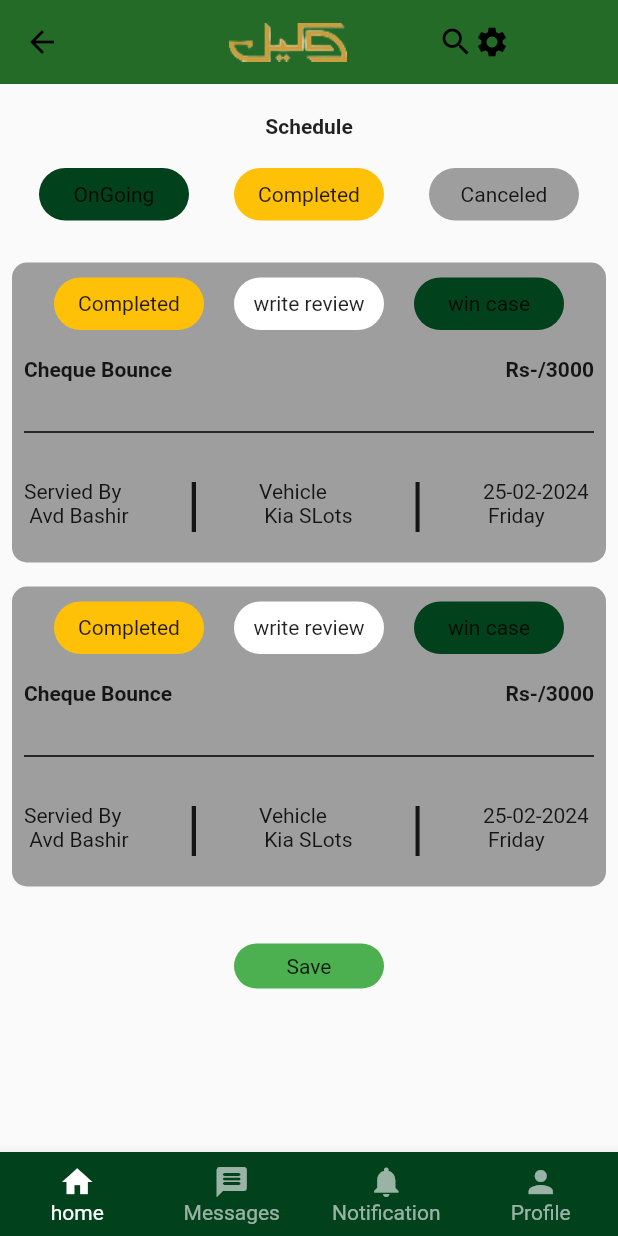
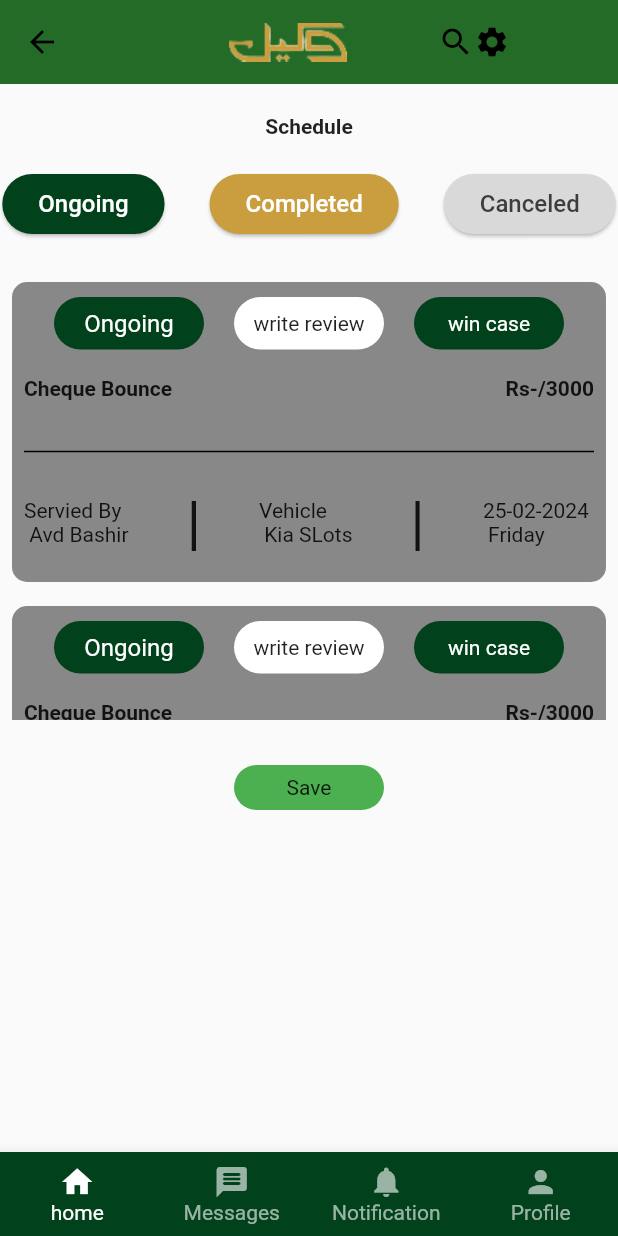
Before and after one commit to Esha-15-17/wakeel_app, a Flutter app: the ScheduleScreen screen opened directly, on a phone screen of 412 x 824 dp. Run offline on Flutter 3.47's test engine with Material 2 defaults, Android fonts, the light colour scheme and no system bars; our stand-ins replace carousel_slider, csc_picker, flutter_rating_bar, flutter_secure_storage, group_radio_button, image_picker and 2 more; missing offline and left inert: animated_radio_buttons, molten_navigationbar_flutter; accounts and stored records are empty.

Commit message:
schedule list

```diff
--- /dev/null
+++ b/lib/ScheduleListScreen.dart
@@ -0,0 +1,160 @@
+import 'package:flutter/material.dart';
+
+class ScheduleListScreen extends StatelessWidget {
+  final int type;
+
+  // Constructor with parameters to initialize the data
+  ScheduleListScreen({required this.type});
+
+  final List<Map<String, String>> list = [
+    {'data': 'data', 'status': 'Completed'},
+    {'data': 'data', 'status': 'Ongoing'},
+    {'data': 'data', 'status': 'Ongoing'},
+    {'data': 'data', 'status': 'Canceled'},
+    {'data': 'data', 'status': 'Canceled'},
+  ];
+
+  // This widget is the root of your application.
+  @override
+  Widget build(BuildContext context) {
+    String desiredStatus = ((type == 1)
+        ? "Ongoing"
+        : type == 2
+            ? "Completed"
+            : "Canceled");
+    var color = ((type == 1)
+        ? 0xFF01411C
+        : type == 2
+            ? 0xFFCA9D3E
+            : 0xFF3D3D3D);
+    int textColor = type == 1
+        ? 0xFFFFFFFF
+        : type == 2
+            ? 0xFFFFFFFF
+            : 0xFF3D3D3D;
+    List<Map<String, String>> filteredList =
+        list.where((item) => item['status'] == desiredStatus).toList();
+
+    return SafeArea(
+        child: Scaffold(
+      body: ListView.builder(
+        itemCount: filteredList.length,
+        itemBuilder: (context, index) {
+          final item = filteredList[index];
+          return Padding(
+            padding: const EdgeInsets.all(8.0),
+            child: Container(
+              height: 200,
+              width: double.infinity,
+              decoration: BoxDecoration(
+                color: const Color(0XFF888888),
+                borderRadius: BorderRadius.circular(10),
+              ),
+              child: Column(
+                children: [
+                  const SizedBox(
+                    height: 10,
+                  ),
+                  Row(
+                    mainAxisAlignment: MainAxisAlignment.center,
+                    children: [
+                      Container(
+                        height: 35,
+                        width: 100,
+                        decoration: BoxDecoration(
+                          color: Color(color),
+                          borderRadius: BorderRadius.circular(20),
+                        ),
+                        child: Center(
+                            child: Text(
+                          item['status'] ?? "",
+                          style: const TextStyle(
+                            color: Color(0XFFFFFFFF),
+                            // Set the text color to #3D3D3D
+                            fontSize: 16, // Set the font size
+                          ),
+                        )),
+                      ),
+                      SizedBox(
+                        width: 20,
+                      ),
+                      Container(
+                        height: 35,
+                        width: 100,
+                        decoration: BoxDecoration(
+                          color: Colors.white,
+                          borderRadius: BorderRadius.circular(20),
+                        ),
+                        child: const Center(child: Text('write review')),
+                      ),
+                      const SizedBox(
+                        width: 20,
+                      ),
+                      Container(
+                        height: 35,
+                        width: 100,
+                        decoration: BoxDecoration(
+                          color: const Color(0xff01411C),
+                          borderRadius: BorderRadius.circular(20),
+                        ),
+                        child: const Center(
+                            child: Text(
+                          'win case',
+                          style: TextStyle(color: Color(0xFFFFFFFF)),
+                        )),
+                      )
+                    ],
+                  ),
+                  SizedBox(
+                    height: 10,
+                  ),
+                  Padding(
+                    padding: const EdgeInsets.all(8.0),
+                    child: Row(
+                      mainAxisAlignment: MainAxisAlignment.spaceBetween,
+                      children: [
+                        Text('Cheque Bounce',
+                            style: TextStyle(fontWeight: FontWeight.bold)),
+                        Text('Rs-/3000',
+                            style: TextStyle(fontWeight: FontWeight.bold)),
+                      ],
+                    ),
+                  ),
+                  SizedBox(
+                    height: 10,
+                  ),
+                  Padding(
+                    padding: const EdgeInsets.all(8.0),
+                    child: Divider(
+                      thickness: 1,
+                      color: Colors.black,
+                    ),
+                  ),
+                  Padding(
+                    padding: const EdgeInsets.all(8.0),
+                    child: Row(
+                      mainAxisAlignment: MainAxisAlignment.spaceBetween,
+                      children: [
+                        Text('Servied By \n Avd Bashir'),
+                        Text(
+                          '|',
+                          style: TextStyle(fontSize: 40),
+                        ),
+                        Text('Vehicle \n Kia SLots'),
+                        Text(
+                          '|',
+                          style: TextStyle(fontSize: 40),
+                        ),
+                        Text('25-02-2024 \n Friday')
+                      ],
+                    ),
+                  ),
+                ],
+              ),
+            ),
+          );
+        },
+      ),
+    ));
+  }
+}
--- a/lib/schedule.dart
+++ b/lib/schedule.dart
@@ -1,9 +1,24 @@
 import 'package:flutter/material.dart';
+import 'package:wakeel_app/ScheduleListScreen.dart';
 import 'package:wakeel_app/schedule.dart';
 import 'legal_sevices.dart';
 import 'schedule.dart';
-class ScheduleScreen extends StatelessWidget {
+
+class ScheduleScreen extends StatefulWidget {
   const ScheduleScreen({super.key});
+
+  @override
+  ScheduleScreenState createState() => ScheduleScreenState();
+}
+
+class ScheduleScreenState extends State<ScheduleScreen> {
+  int type = 1;
+
+  void setType(int mType) {
+    setState(() {
+      type = mType;
+    });
+  }
 
   @override
   Widget build(BuildContext context) {
@@ -33,251 +48,94 @@ class ScheduleScreen extends StatelessWidget {
       ),
       body: SingleChildScrollView(
         child: Column(
+          mainAxisAlignment: MainAxisAlignment.start,
           children: [
-            SizedBox(
+            const SizedBox(
               height: 20,
             ),
-          Text('Schedule',style:TextStyle(fontWeight: FontWeight.bold)),
-            SizedBox(
+            const Text('Schedule', style: TextStyle(fontWeight: FontWeight.bold)),
+            const SizedBox(
               height: 20,
             ),
             Row(
               mainAxisAlignment: MainAxisAlignment.center,
               children: [
-                Container(
-                  height: 35,
-                  width: 100,
-                  decoration: BoxDecoration(
-                    color: Color(0xff01411C),
-                    borderRadius: BorderRadius.circular(20),
-                  ),
-                  child: Center(child: Text('OnGoing')),
-                ),
+                ElevatedButton(
+                    style: ElevatedButton.styleFrom(
+                      primary: Color(0xFF01411C),
+                      onPrimary: Color(0xFF3D3D3D),
+                      shape: RoundedRectangleBorder(
+                        borderRadius: BorderRadius.circular(
+                            20), // Set the button's border radius
+                      ),
+                    ),
+                    onPressed: () {
+                      setType(1);
+                    },
+                    child: const Text(
+                      'Ongoing',
+                      style: TextStyle(
+                        color: Color(0xFFFFFFFF),
+                        fontSize: 16,
+                      ),
+                    )),
                 SizedBox(
                   width: 30,
                 ),
-                Container(
-                  height: 35,
-                  width: 100,
-                  decoration: BoxDecoration(
-                    color: Colors.amber,
-                    borderRadius: BorderRadius.circular(20),
-                  ),
-                  child: Center(child: Text('Completed')),
-                ),
+                ElevatedButton(
+                    style: ElevatedButton.styleFrom(
+                      primary: Color(0xFFCA9D3E),
+                      onPrimary: Color(0xFF3D3D3D),
+                      shape: RoundedRectangleBorder(
+                        borderRadius: BorderRadius.circular(
+                            20), // Set the button's border radius
+                      ),
+                    ),
+                    onPressed: () {
+                      setType(2);
+                    },
+                    child: const Text(
+                      'Completed',
+                      style: TextStyle(
+                        color: Color(0xFFFFFFFF),
+                        fontSize: 16,
+                      ),
+                    )),
                 SizedBox(
                   width: 30,
                 ),
-                Container(
-                  height: 35,
-                  width: 100,
-                  decoration: BoxDecoration(
-                    color: Colors.grey,
-                    borderRadius: BorderRadius.circular(20),
-                  ),
-                  child: Center(child: Text('Canceled')),
-                )
+                ElevatedButton(
+                    style: ElevatedButton.styleFrom(
+                      primary: Color(0xFFD9D9D9),
+                      onPrimary: Color(0xFF3D3D3D),
+                      shape: RoundedRectangleBorder(
+                        borderRadius: BorderRadius.circular(
+                            20), // Set the button's border radius
+                      ),
+                    ),
+                    onPressed: () {
+                      setType(3);
+                    },
+                    child: const Text(
+                      'Canceled',
+                      style: TextStyle(
+                        color:
+                            Color(0xFF3D3D3D), // Set the text color to #3D3D3D
+                        fontSize: 16, // Set the font size
+                      ),
+                    ))
               ],
             ),
             SizedBox(
               height: 20,
             ),
-            Padding(
-              padding: const EdgeInsets.all(8.0),
-              child: Container(
-                height: 200,
-                width: double.infinity,
+            Container(
+                height: 300,
                 decoration: BoxDecoration(
-                  color: Colors.grey,
-                  borderRadius: BorderRadius.circular(10),
+                  borderRadius: BorderRadius.circular(25),
+                  color: Colors.amber,
                 ),
-                child: Column(
-                  children: [
-                    SizedBox(
-                      height: 10,
-                    ),
-                    Row(
-                      mainAxisAlignment: MainAxisAlignment.center,
-                      children: [
-                        Container(
-                          height: 35,
-                          width: 100,
-                          decoration: BoxDecoration(
-                            color: Colors.amber,
-                            borderRadius: BorderRadius.circular(20),
-                          ),
-                          child: Center(child: Text('Completed')),
-                        ),
-                        SizedBox(
-                          width: 20,
-                        ),
-                        Container(
-                          height: 35,
-                          width: 100,
-                          decoration: BoxDecoration(
-                            color: Colors.white,
-                            borderRadius: BorderRadius.circular(20),
-                          ),
-                          child: Center(child: Text('write review')),
-                        ),
-                        SizedBox(
-                          width: 20,
-                        ),
-                        Container(
-                          height: 35,
-                          width: 100,
-                          decoration: BoxDecoration(
-                            color: Color(0xff01411C),
-                            borderRadius: BorderRadius.circular(20),
-                          ),
-                          child: Center(child: Text('win case')),
-                        )
-                      ],
-                    ),
-                    SizedBox(
-                      height: 10,
-                    ),
-                    Padding(
-                      padding: const EdgeInsets.all(8.0),
-                      child: Row(
-                        mainAxisAlignment: MainAxisAlignment.spaceBetween,
-                        children: [
-                          Text('Cheque Bounce',style:TextStyle(fontWeight: FontWeight.bold)),
-                          Text('Rs-/3000',style:TextStyle(fontWeight: FontWeight.bold)),
-                        ],
-                      ),
-                    ),
-                    SizedBox(
-                      height: 10,
-                    ),
-                    Padding(
-                      padding: const EdgeInsets.all(8.0),
-                      child: Divider(
-                        thickness: 1,
-                        color: Colors.black,
-                      ),
-                    ),
-                    Padding(
-                      padding: const EdgeInsets.all(8.0),
-                      child: Row(
-                        mainAxisAlignment: MainAxisAlignment.spaceBetween,
-                        children: [
-                          Text('Servied By \n Avd Bashir'),
-                          Text(
-                            '|',
-                              style: TextStyle (fontSize: 40),
-                          ),
-                          Text('Vehicle \n Kia SLots'),
-                          Text(
-                            '|',
-                            style: TextStyle(fontSize: 40),
-                          ),
-                          Text('25-02-2024 \n Friday')
-                        ],
-                      ),
-                    ),
-                  ],
-                ),
-              ),
-            ),
-            Padding(
-              padding: const EdgeInsets.all(8.0),
-              child: Container(
-                height: 200,
-                width: double.infinity,
-                decoration: BoxDecoration(
-                  color: Colors.grey,
-                  borderRadius: BorderRadius.circular(10),
-                ),
-                child: Column(
-                  children: [
-                    SizedBox(
-                      height: 10,
-                    ),
-                    Row(
-                      mainAxisAlignment: MainAxisAlignment.center,
-                      children: [
-                        Container(
-                          height: 35,
-                          width: 100,
-                          decoration: BoxDecoration(
-                            color: Colors.amber,
-                            borderRadius: BorderRadius.circular(20),
-                          ),
-                          child: Center(child: Text('Completed')),
-                        ),
-                        SizedBox(
-                          width: 20,
-                        ),
-                        Container(
-                          height: 35,
-                          width: 100,
-                          decoration: BoxDecoration(
-                            color: Colors.white,
-                            borderRadius: BorderRadius.circular(20),
-                          ),
-                          child: Center(child: Text('write review')),
-                        ),
-                        SizedBox(
-                          width: 20,
-                        ),
-                        Container(
-                          height: 35,
-                          width: 100,
-                          decoration: BoxDecoration(
-                            color: Color(0xff01411C),
-                            borderRadius: BorderRadius.circular(20),
-                          ),
-                          child: Center(child: Text('win case')),
-                        )
-                      ],
-                    ),
-                    SizedBox(
-                      height:10,
-                    ),
-                    Padding(
-                      padding: const EdgeInsets.all(8.0),
-                      child: Row(
-                        mainAxisAlignment: MainAxisAlignment.spaceBetween,
-                        children: [
-                          Text('Cheque Bounce',style:TextStyle(fontWeight: FontWeight.bold)),
-                          Text('Rs-/3000',style:TextStyle(fontWeight: FontWeight.bold)),
-                        ],
-                      ),
-                    ),
-                    SizedBox(
-                      height: 10,
-                    ),
-                    Padding(
-                      padding: const EdgeInsets.all(8.0),
-                      child: Divider(
-                        thickness: 1,
-                        color: Colors.black,
-                      ),
-                    ),
-                    Padding(
-                      padding: const EdgeInsets.all(8.0),
-                      child: Row(
-                        mainAxisAlignment: MainAxisAlignment.spaceBetween,
-                        children: [
-                          Text('Servied By \n Avd Bashir'),
-                          Text(
-                            '|',
-                            style: TextStyle(fontSize: 40),
-                          ),
-                          Text('Vehicle \n Kia SLots'),
-                          Text(
-                            '|',
-                            style: TextStyle(fontSize: 40),
-                          ),
-                          Text('25-02-2024 \n Friday')
-                        ],
-                      ),
-                    ),
-                  ],
-                ),
-              ),
-            ),
+                child: ScheduleListScreen(type: type)),
             SizedBox(
               height: 30,
             ),
```
